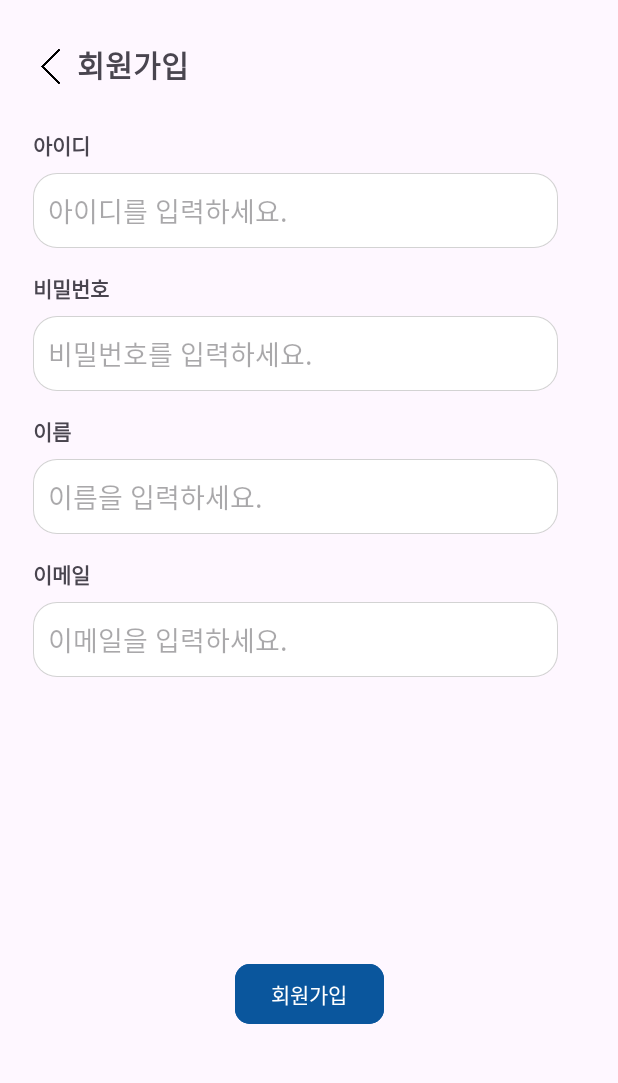
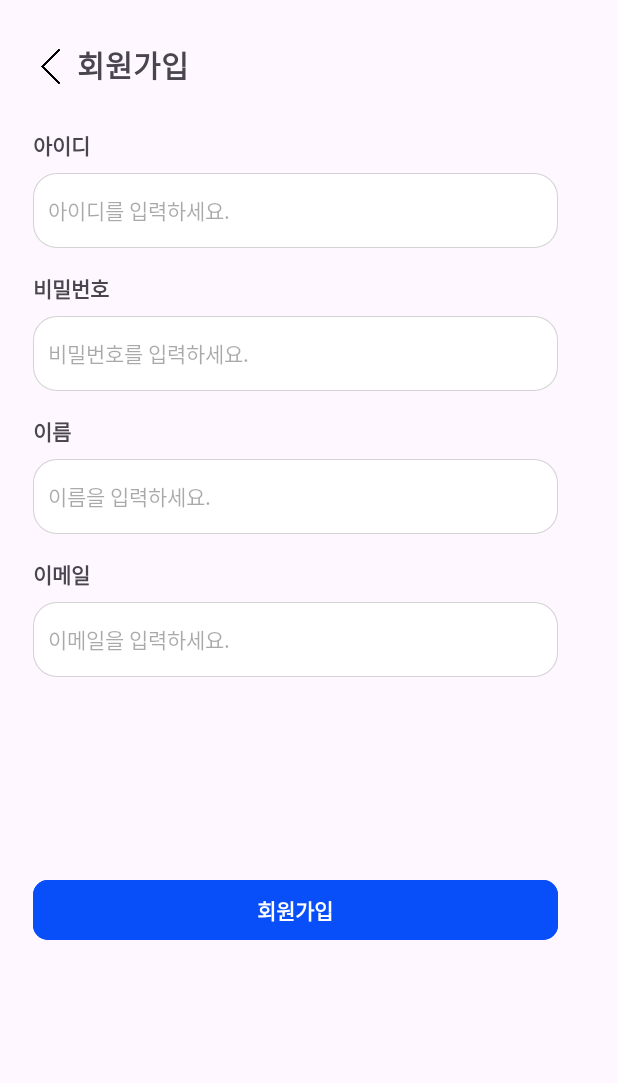
Before and after one commit to 2023-SMHRD-KDT-AI-3/Fainds, an Android app: the JoinActivity screen opened directly, with no data from a screen before it, on a phone screen of 412 x 824 dp, the part 84-1167 px from its top. Run offline under Robolectric (Android 15) with nearby library versions, the phone set to English and light mode, and no system bars; our stand-ins replace Volley; network calls fail.

Commit message:
버튼 색깔 수정

```diff
--- a/app/src/main/res/layout/activity_board_write.xml
+++ b/app/src/main/res/layout/activity_board_write.xml
@@ -19,7 +19,7 @@
         android:layout_width="105dp"
         android:layout_height="wrap_content"
         android:layout_marginStart="24dp"
-        android:backgroundTint="@color/blue"
+        android:backgroundTint="@color/btnBlue1"
         android:text="취소"
         app:cornerRadius="10dp"
         app:layout_constraintBottom_toBottomOf="@+id/btnSave"
@@ -34,7 +34,7 @@
         android:layout_width="105dp"
         android:layout_height="wrap_content"
         android:layout_marginTop="24dp"
-        android:backgroundTint="@color/blue"
+        android:backgroundTint="@color/btnBlue1"
         android:text="@string/btnSave"
         app:cornerRadius="10dp"
         app:layout_constraintEnd_toEndOf="@+id/edtContent"
--- a/app/src/main/res/layout/activity_calender_detail.xml
+++ b/app/src/main/res/layout/activity_calender_detail.xml
@@ -99,6 +99,7 @@
         android:id="@+id/btnCalculate"
         android:layout_width="wrap_content"
         android:layout_height="wrap_content"
+        android:backgroundTint="@color/btnBlue1"
         android:text="Button"
         tools:layout_editor_absoluteX="161dp"
         tools:layout_editor_absoluteY="450dp" />
--- a/app/src/main/res/layout/activity_join.xml
+++ b/app/src/main/res/layout/activity_join.xml
@@ -23,6 +23,7 @@
         android:hint="@string/joinIdHint"
         android:inputType="text"
         android:paddingStart="10dp"
+        android:textSize="14sp"
         app:layout_constraintEnd_toEndOf="@+id/joinTvId"
         app:layout_constraintHorizontal_bias="0.0"
         app:layout_constraintStart_toStartOf="@+id/joinTvId"
@@ -62,6 +63,7 @@
         android:hint="@string/joinPwHint"
         android:inputType="textPassword"
         android:paddingStart="10dp"
+        android:textSize="14sp"
         app:layout_constraintEnd_toEndOf="@+id/joinTvPw"
         app:layout_constraintHorizontal_bias="0.0"
         app:layout_constraintStart_toStartOf="@+id/joinTvPw"
@@ -89,6 +91,7 @@
         android:hint="@string/joinNameHint"
         android:inputType="text"
         android:paddingStart="10dp"
+        android:textSize="14sp"
         app:layout_constraintEnd_toEndOf="@+id/joinTvNick"
         app:layout_constraintHorizontal_bias="0.0"
         app:layout_constraintStart_toStartOf="@+id/joinTvNick"
@@ -116,6 +119,7 @@
         android:hint="@string/joinEmailHint"
         android:inputType="textEmailAddress"
         android:paddingStart="10dp"
+        android:textSize="14sp"
         app:layout_constraintEnd_toEndOf="@+id/joinTvEmail"
         app:layout_constraintHorizontal_bias="0.0"
         app:layout_constraintStart_toStartOf="@+id/joinTvEmail"
@@ -123,14 +127,18 @@
 
     <Button
         android:id="@+id/joinBtnJoin"
-        android:layout_width="wrap_content"
+        android:layout_width="0dp"
         android:layout_height="wrap_content"
-        android:backgroundTint="@color/blue"
+        android:layout_marginBottom="56dp"
+        android:backgroundTint="@color/btnBlue1"
         android:text="@string/joinBtnJoin"
+        android:textSize="14sp"
+        android:textStyle="bold"
         app:cornerRadius="10dp"
         app:layout_constraintBottom_toTopOf="@+id/guideline6"
-        app:layout_constraintEnd_toEndOf="parent"
-        app:layout_constraintStart_toStartOf="parent" />
+        app:layout_constraintEnd_toEndOf="@+id/inputJoinEmail"
+        app:layout_constraintHorizontal_bias="1.0"
+        app:layout_constraintStart_toStartOf="@+id/inputJoinEmail" />
 
     <ImageView
         android:id="@+id/imgLogo"
--- a/app/src/main/res/layout/activity_login.xml
+++ b/app/src/main/res/layout/activity_login.xml
@@ -55,8 +55,9 @@
         android:layout_width="0dp"
         android:layout_height="wrap_content"
         android:layout_marginTop="16dp"
-        android:backgroundTint="@color/blue"
+        android:backgroundTint="@color/btnBlue1"
         android:text="@string/loginBtnLogin"
+        android:textStyle="bold"
         app:cornerRadius="10dp"
         app:layout_constraintEnd_toEndOf="@+id/loginPwHint"
         app:layout_constraintStart_toStartOf="@+id/loginPwHint"
--- a/app/src/main/res/layout/activity_popup.xml
+++ b/app/src/main/res/layout/activity_popup.xml
@@ -24,7 +24,7 @@
         <LinearLayout
             android:layout_width="match_parent"
             android:layout_height="wrap_content"
-            android:background="@color/blue"
+            android:background="@color/btnBlue1"
             android:orientation="vertical">
 
             <LinearLayout
--- a/app/src/main/res/layout/activity_pw.xml
+++ b/app/src/main/res/layout/activity_pw.xml
@@ -109,11 +109,12 @@
 
     <Button
         android:id="@+id/btnPw"
-        android:layout_width="wrap_content"
+        android:layout_width="0dp"
         android:layout_height="wrap_content"
         android:layout_marginTop="32dp"
-        android:backgroundTint="@color/blue"
+        android:backgroundTint="@color/btnBlue1"
         android:text="@string/btnPw"
+        android:textStyle="bold"
         app:cornerRadius="10dp"
         app:layout_constraintEnd_toEndOf="@+id/confirmPw"
         app:layout_constraintStart_toStartOf="@+id/confirmPw"
--- a/app/src/main/res/layout/activity_tip.xml
+++ b/app/src/main/res/layout/activity_tip.xml
@@ -166,6 +166,7 @@
         android:layout_width="wrap_content"
         android:layout_height="wrap_content"
         android:layout_marginTop="16dp"
+        android:backgroundTint="@color/btnBlue1"
         android:text="표준 근로 계약서 다운로드"
         android:textStyle="bold"
         app:layout_constraintBottom_toTopOf="@+id/btnWorkRepo2"
@@ -177,6 +178,7 @@
         android:id="@+id/btnWorkRepo2"
         android:layout_width="wrap_content"
         android:layout_height="wrap_content"
+        android:backgroundTint="@color/btnBlue1"
         android:text="전자 근로 계약서 바로가기"
         android:textStyle="bold"
         app:layout_constraintBottom_toBottomOf="parent"
--- a/app/src/main/res/values/colors.xml
+++ b/app/src/main/res/values/colors.xml
@@ -6,4 +6,6 @@
     <color name="navColor">#858888</color>
     <color name="background">#F5F5F5</color>
     <color name="transparent">#00000000</color>
+    <color name="btnBlue">#0926f9</color>
+    <color name="btnBlue1">#094ff9</color>
 </resources>
--- a/app/src/main/res/values/styles.xml
+++ b/app/src/main/res/values/styles.xml
@@ -11,4 +11,8 @@
         <item name="windowActionBar">true</item>
         <item name="android:textColor">@color/black</item>
     </style>
+    <style name="timepickerTheme">
+        <item name="android:textSize">15sp</item>
+        <item name="android:textColorPrimary">@color/black</item>
+    </style>
 </resources>
```
Also changed, not shown: app/src/main/res/layout/activity_email.xml (+5 -2 lines), app/src/main/res/layout/activity_work_popup.xml (+6 -4 lines).
